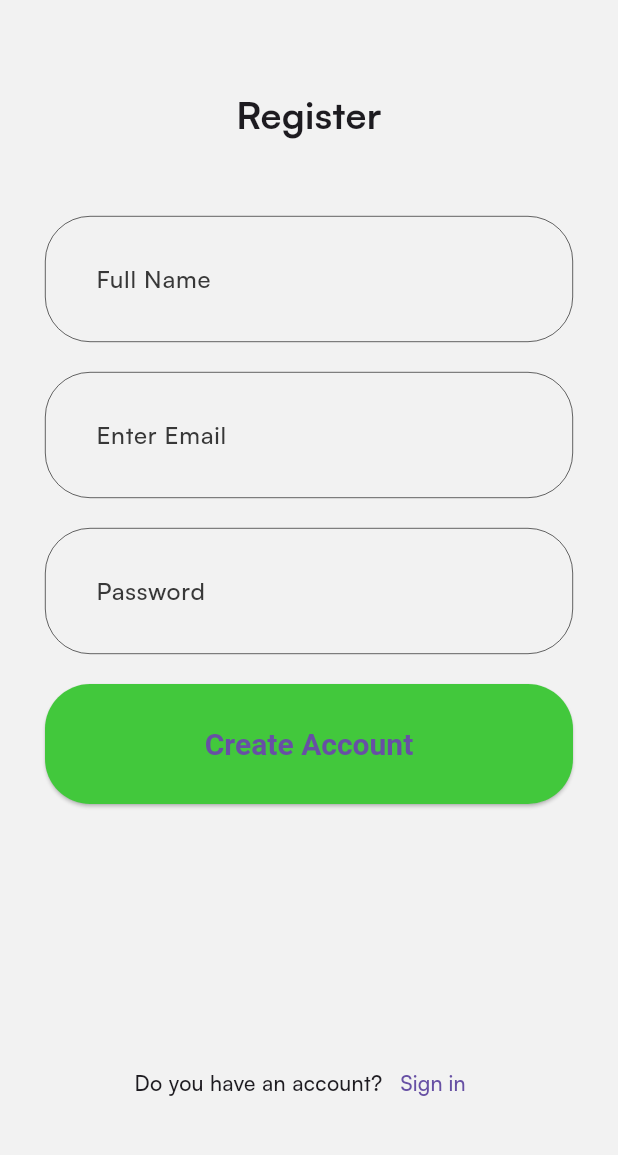
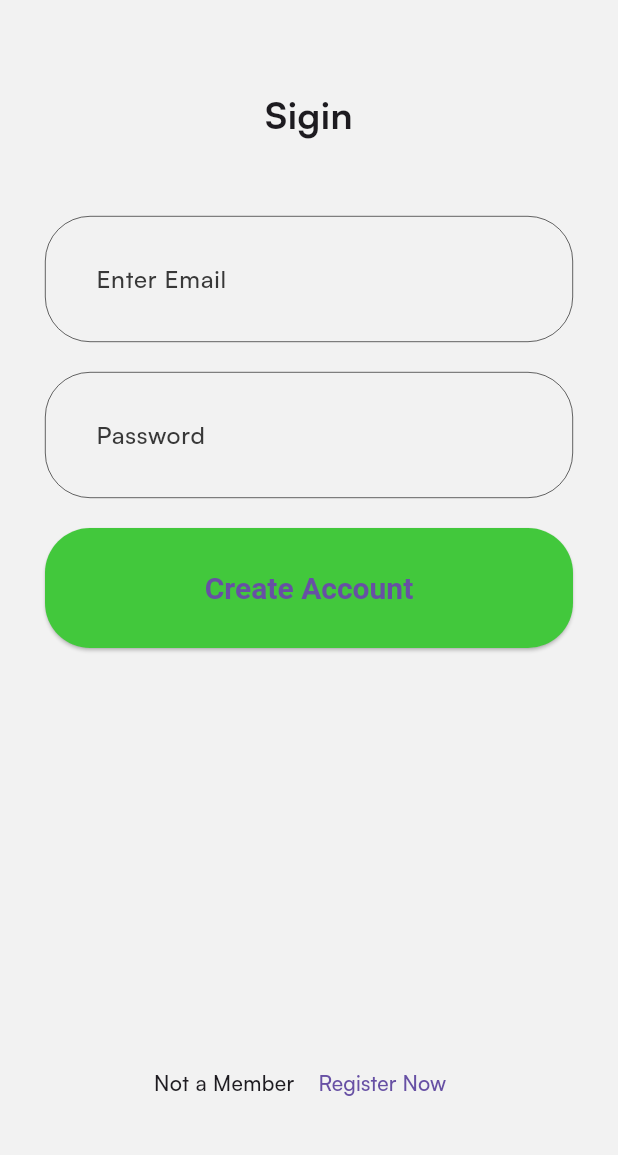
Before and after one commit to mmcdevitt1997/spotify_clone, a Flutter app: the SigninPage screen opened directly, on a phone screen of 412 x 824 dp, the part 72-1227 px from its top. Run offline on Flutter 3.47's test engine with Material 3 defaults, Android fonts, the phone set to English and light mode, and no system bars; our stand-ins replace firebase_core, flutter_bloc, flutter_svg, hydrated_bloc; accounts and stored records are empty.

```diff
--- a/lib/presentation/auth/pages/signin.dart
+++ b/lib/presentation/auth/pages/signin.dart
@@ -3,6 +3,7 @@ import 'package:flutter_svg/svg.dart';
 import 'package:spotify/common/widgets/appbar/app_bar.dart';
 import 'package:spotify/common/widgets/button/basic_app_button.dart';
 import 'package:spotify/core/configs/assets/app_vectors.dart';
+import 'package:spotify/presentation/auth/pages/signup.dart';
 
 class SigninPage extends StatelessWidget {
   const SigninPage({super.key});
@@ -10,7 +11,7 @@ class SigninPage extends StatelessWidget {
   @override
   Widget build(BuildContext context) {
     return Scaffold(
-      bottomNavigationBar: _siginText(context),
+      bottomNavigationBar: _signupText(context),
       appBar: BasicAppbar(
         title: SvgPicture.asset(
           AppVectors.logo,
@@ -26,10 +27,6 @@ class SigninPage extends StatelessWidget {
             _registerText(),
             const SizedBox(
               height: 50,
-            ),
-            _fullNameField(context),
-            const SizedBox(
-              height: 20,
             ),
             _emailField(context),
             const SizedBox(
@@ -48,16 +45,9 @@ class SigninPage extends StatelessWidget {
 
   Widget _registerText() {
     return const Text(
-      'Register',
+      'Sigin',
       style: TextStyle(fontWeight: FontWeight.bold, fontSize: 25),
       textAlign: TextAlign.center,
-    );
-  }
-
-  Widget _fullNameField(BuildContext context) {
-    return TextField(
-      decoration: const InputDecoration(hintText: 'Full Name')
-          .applyDefaults(Theme.of(context).inputDecorationTheme),
     );
   }
 
@@ -75,27 +65,24 @@ class SigninPage extends StatelessWidget {
     );
   }
 
-  Widget _siginText(BuildContext context) {
+  Widget _signupText(BuildContext context) {
     return Padding(
-      padding: const EdgeInsets.symmetric(
-       vertical:30
-      ),
+      padding: const EdgeInsets.symmetric(vertical: 30),
       child: Row(
         mainAxisAlignment: MainAxisAlignment.center,
         children: [
           const Text(
-            'Do you have an account?',
-            style: TextStyle(
-              fontWeight: FontWeight.w500,
-              fontSize: 14
-            ),
-           ),
-           TextButton(
-            onPressed: (){},
-            child: const Text(
-            'Sign in'
-            )
-            )
+            'Not a Member ',
+            style: TextStyle(fontWeight: FontWeight.w500, fontSize: 14),
+          ),
+          TextButton(
+              onPressed: () {
+                Navigator.pushReplacement(
+                    context,
+                    MaterialPageRoute(
+                        builder: (BuildContext context) => const SignupPage()));
+              },
+              child: const Text('Register Now'))
         ],
       ),
     );
--- a/pubspec.yaml
+++ b/pubspec.yaml
@@ -19,6 +19,7 @@ dependencies:
   hydrated_bloc:
   just_audio:
   path_provider:
+  firebase_core: ^3.8.0
 
 dev_dependencies:
   flutter_test:
```
Also changed, not shown: lib/presentation/auth/pages/signup_or_signin.dart (+9 -1 lines), firebase.json (added), lib/firebase_options.dart (added), pubspec.lock, 6 other files.
